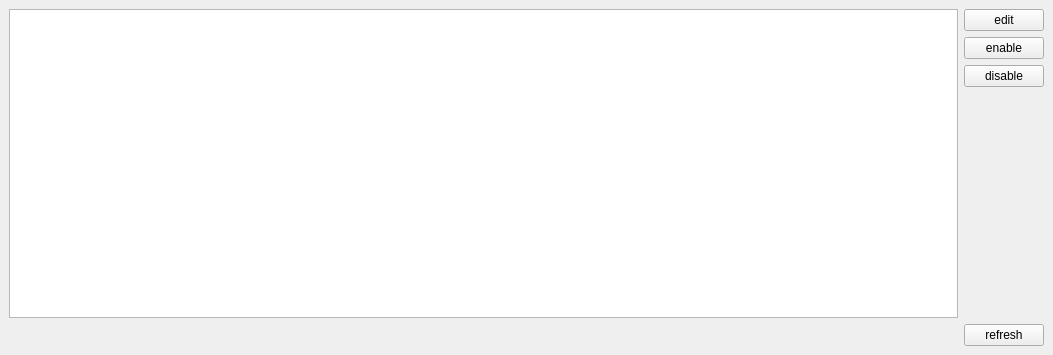
This is rbhusUI/lib/rbhusHostMod.ui in aumanimationstudios/rbhus as Qt 5 draws it before an edit. The edited form follows.
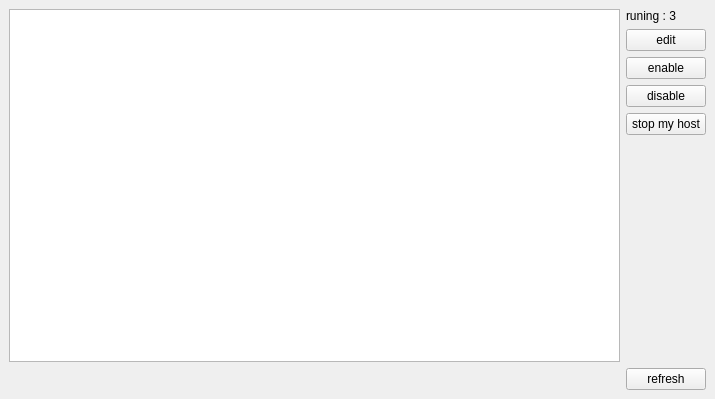
This is the edited form.

Patch:
```diff
--- a/rbhusUI/lib/rbhusHostMod.ui
+++ b/rbhusUI/lib/rbhusHostMod.ui
@@ -6,8 +6,8 @@
    <rect>
     <x>0</x>
     <y>0</y>
-    <width>1053</width>
-    <height>355</height>
+    <width>715</width>
+    <height>399</height>
    </rect>
   </property>
   <property name="sizePolicy">
@@ -54,6 +54,13 @@
     </item>
     <item row="2" column="1">
      <layout class="QVBoxLayout" name="verticalLayout">
+      <item>
+       <widget class="QLabel" name="LabelRunning">
+        <property name="text">
+         <string>runing : 3</string>
+        </property>
+       </widget>
+      </item>
       <item>
        <widget class="QPushButton" name="pushEdit">
         <property name="text">
@@ -75,6 +82,13 @@
         </property>
        </widget>
       </item>
+      <item>
+       <widget class="QPushButton" name="pushStop">
+        <property name="text">
+         <string>stop my host</string>
+        </property>
+       </widget>
+      </item>
       <item>
        <spacer name="verticalSpacer">
         <property name="orientation">
```
Left out of the diff: 6 changed lines with no effect on the pictures.
